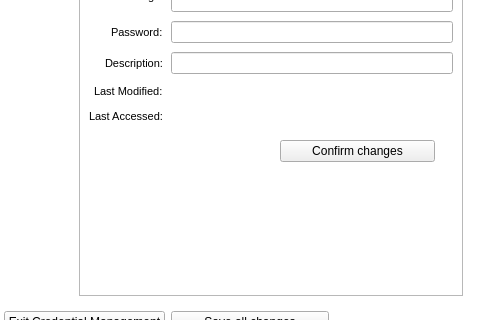
Before: the Qt Designer form src/CredentialsManagement.ui in mooltipass/moolticute, drawn with Qt 5; both pictures show x 333 to 835 and y 223 to 543 of the 835 by 704 pixel window.
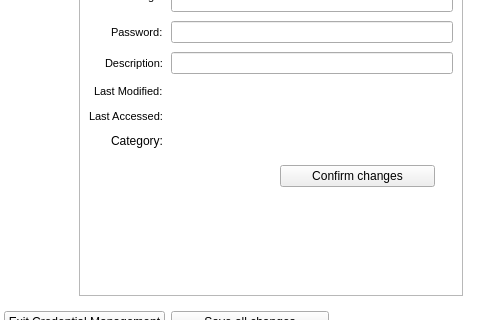
After: the same form once the commit is applied. Icons and pictures are not drawn. Custom widgets are drawn as their Qt base class.

Commit message: Favorite and category id implementation for BLE on GUI side

What changed in the file:
```diff
--- a/src/CredentialsManagement.ui
+++ b/src/CredentialsManagement.ui
@@ -644,6 +644,26 @@
                   </property>
                  </widget>
                 </item>
+                <item row="12" column="0">
+                 <widget class="QLabel" name="credDisplayCategoryLabel">
+                  <property name="text">
+                   <string>Category:</string>
+                  </property>
+                 </widget>
+                </item>
+                <item row="12" column="1">
+                 <widget class="QLineEdit" name="credDisplayCategoryInput">
+                  <property name="enabled">
+                   <bool>true</bool>
+                  </property>
+                  <property name="frame">
+                   <bool>false</bool>
+                  </property>
+                  <property name="readOnly">
+                   <bool>true</bool>
+                  </property>
+                 </widget>
+                </item>
                </layout>
               </item>
               <item>
```
Left out of the diff: 6 changed lines with no effect on the pictures. The commit also changes 6 other files.
